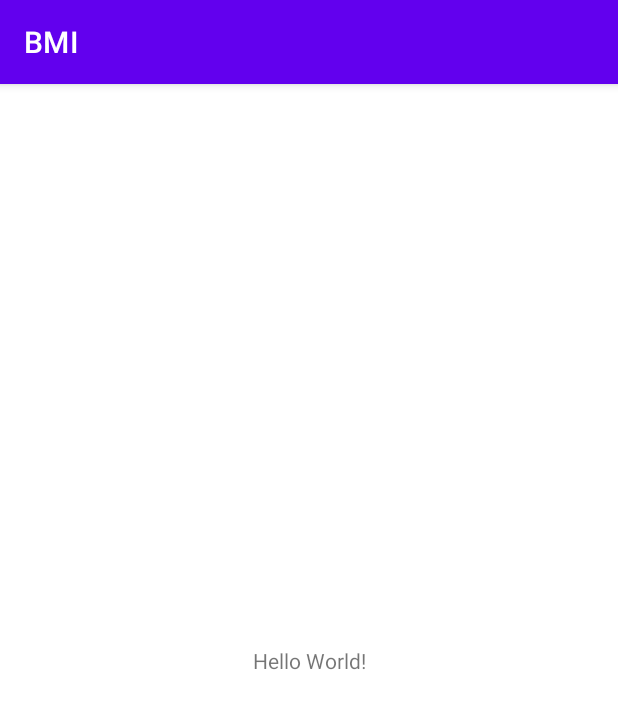
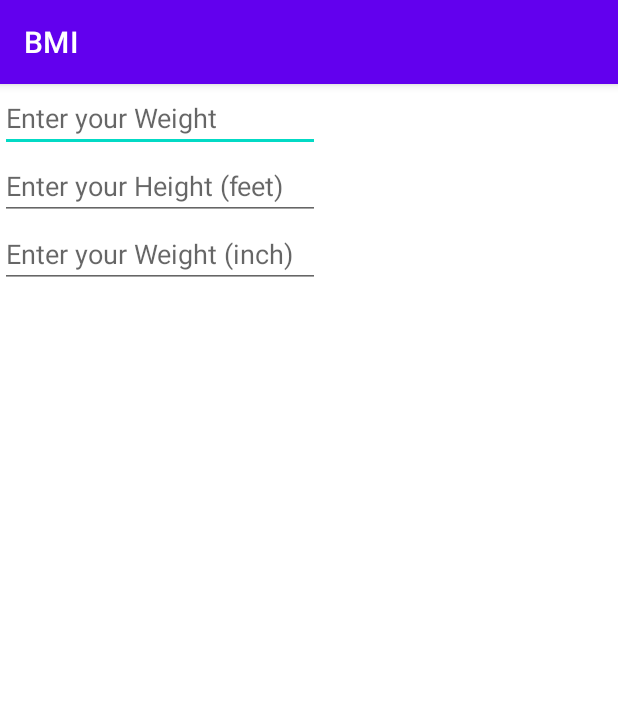
Before and after one commit to priyamprakash/BMI-WsCube-, an Android app: the screen it shows after launch (MainActivity), on a phone screen of 412 x 824 dp. Shown: the top 709 px of the screen. Run offline under Robolectric (Android 15) with nearby library versions, the phone set to English and light mode, and no system bars.

Commit message:
EditTexts in Activity Main

```diff
--- a/app/src/main/res/layout/activity_main.xml
+++ b/app/src/main/res/layout/activity_main.xml
@@ -1,18 +1,34 @@
 <?xml version="1.0" encoding="utf-8"?>
-<androidx.constraintlayout.widget.ConstraintLayout xmlns:android="http://schemas.android.com/apk/res/android"
+<LinearLayout xmlns:android="http://schemas.android.com/apk/res/android"
     xmlns:app="http://schemas.android.com/apk/res-auto"
     xmlns:tools="http://schemas.android.com/tools"
     android:layout_width="match_parent"
     android:layout_height="match_parent"
+    android:orientation="vertical"
     tools:context=".MainActivity">
 
-    <TextView
+    <EditText
+        android:id="@+id/editWeight"
         android:layout_width="wrap_content"
         android:layout_height="wrap_content"
-        android:text="Hello World!"
-        app:layout_constraintBottom_toBottomOf="parent"
-        app:layout_constraintEnd_toEndOf="parent"
-        app:layout_constraintStart_toStartOf="parent"
-        app:layout_constraintTop_toTopOf="parent" />
+        android:ems="10"
+        android:hint="Enter your Weight"
+        android:inputType="number" />
 
-</androidx.constraintlayout.widget.ConstraintLayout>
+    <EditText
+        android:id="@+id/editHeightFeet"
+        android:layout_width="wrap_content"
+        android:layout_height="wrap_content"
+        android:ems="10"
+        android:hint="Enter your Height (feet)"
+        android:inputType="number" />
+
+    <EditText
+        android:id="@+id/editHeightInch"
+        android:layout_width="wrap_content"
+        android:layout_height="wrap_content"
+        android:ems="10"
+        android:hint="Enter your Weight (inch)"
+        android:inputType="number" />
+
+</LinearLayout>
```
